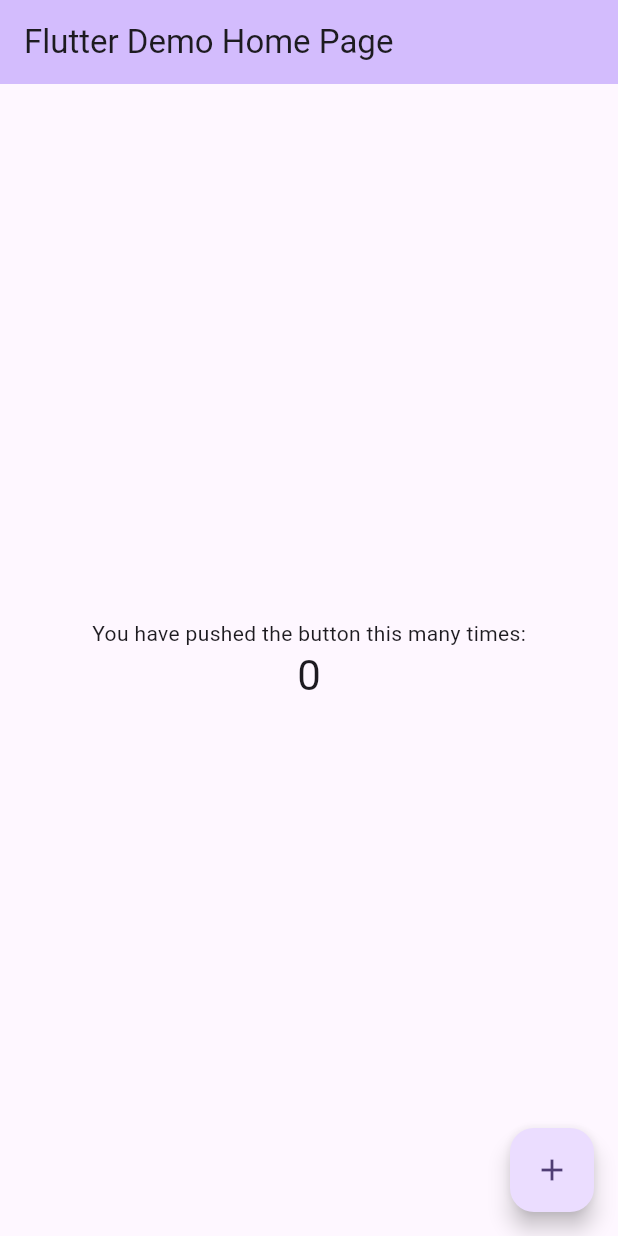
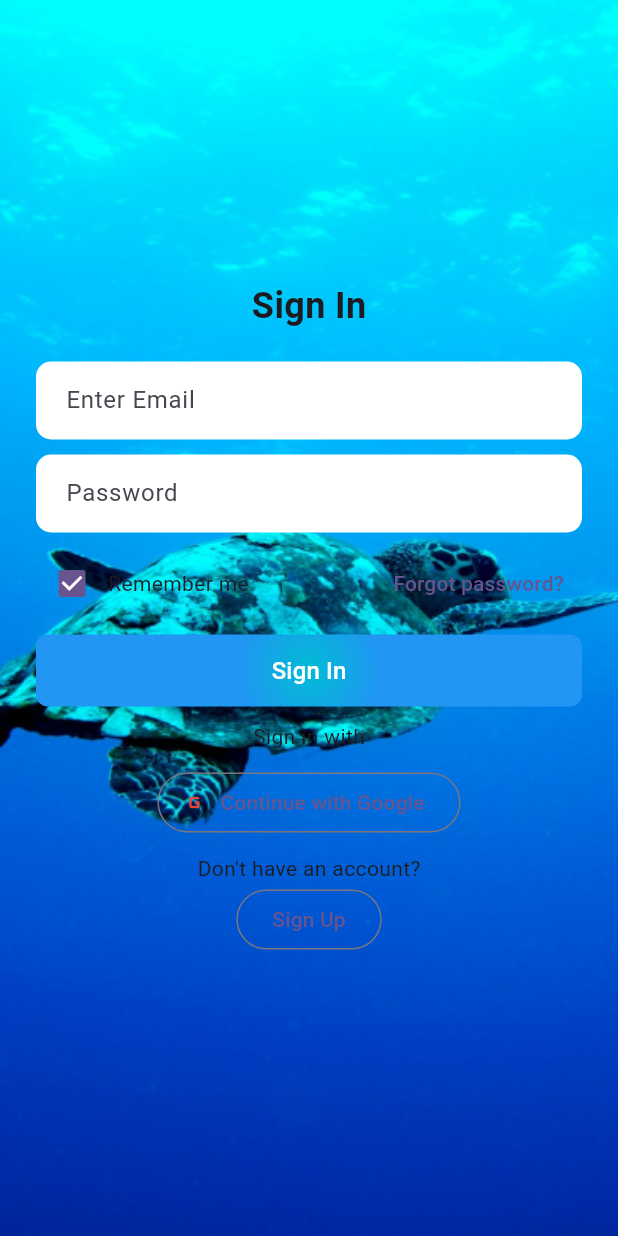
Before and after one commit to AvindiObeyesekere/login_flutter, a Flutter app: the screen it shows after launch, on a phone screen of 412 x 824 dp. Run offline on Flutter 3.47's test engine with Material 3 defaults, Android fonts, the phone set to English and light mode, and no system bars.

Commit message:
dependency change , screen develop start

```diff
--- a/lib/main.dart
+++ b/lib/main.dart
@@ -1,4 +1,5 @@
 import 'package:flutter/material.dart';
+import './pages/login_screen.dart';
 
 void main() {
   runApp(const MyApp());
@@ -7,119 +8,15 @@ void main() {
 class MyApp extends StatelessWidget {
   const MyApp({super.key});
 
-  // This widget is the root of your application.
   @override
   Widget build(BuildContext context) {
     return MaterialApp(
       title: 'Flutter Demo',
       theme: ThemeData(
-        // This is the theme of your application.
-        //
-        // TRY THIS: Try running your application with "flutter run". You'll see
-        // the application has a purple toolbar. Then, without quitting the app,
-        // try changing the seedColor in the colorScheme below to Colors.green
-        // and then invoke "hot reload" (save your changes or press the "hot
-        // reload" button in a Flutter-supported IDE, or press "r" if you used
-        // the command line to start the app).
-        //
-        // Notice that the counter didn't reset back to zero; the application
-        // state is not lost during the reload. To reset the state, use hot
-        // restart instead.
-        //
-        // This works for code too, not just values: Most code changes can be
-        // tested with just a hot reload.
         colorScheme: ColorScheme.fromSeed(seedColor: Colors.deepPurple),
         useMaterial3: true,
       ),
-      home: const MyHomePage(title: 'Flutter Demo Home Page'),
+      home: LoginScreen(), // Load LoginScreen first
     );
   }
 }
-
-class MyHomePage extends StatefulWidget {
-  const MyHomePage({super.key, required this.title});
-
-  // This widget is the home page of your application. It is stateful, meaning
-  // that it has a State object (defined below) that contains fields that affect
-  // how it looks.
-
-  // This class is the configuration for the state. It holds the values (in this
-  // case the title) provided by the parent (in this case the App widget) and
-  // used by the build method of the State. Fields in a Widget subclass are
-  // always marked "final".
-
-  final String title;
-
-  @override
-  State<MyHomePage> createState() => _MyHomePageState();
-}
-
-class _MyHomePageState extends State<MyHomePage> {
-  int _counter = 0;
-
-  void _incrementCounter() {
-    setState(() {
-      // This call to setState tells the Flutter framework that something has
-      // changed in this State, which causes it to rerun the build method below
-      // so that the display can reflect the updated values. If we changed
-      // _counter without calling setState(), then the build method would not be
-      // called again, and so nothing would appear to happen.
-      _counter++;
-    });
-  }
-
-  @override
-  Widget build(BuildContext context) {
-    // This method is rerun every time setState is called, for instance as done
-    // by the _incrementCounter method above.
-    //
-    // The Flutter framework has been optimized to make rerunning build methods
-    // fast, so that you can just rebuild anything that needs updating rather
-    // than having to individually change instances of widgets.
-    return Scaffold(
-      appBar: AppBar(
-        // TRY THIS: Try changing the color here to a specific color (to
-        // Colors.amber, perhaps?) and trigger a hot reload to see the AppBar
-        // change color while the other colors stay the same.
-        backgroundColor: Theme.of(context).colorScheme.inversePrimary,
-        // Here we take the value from the MyHomePage object that was created by
-        // the App.build method, and use it to set our appbar title.
-        title: Text(widget.title),
-      ),
-      body: Center(
-        // Center is a layout widget. It takes a single child and positions it
-        // in the middle of the parent.
-        child: Column(
-          // Column is also a layout widget. It takes a list of children and
-          // arranges them vertically. By default, it sizes itself to fit its
-          // children horizontally, and tries to be as tall as its parent.
-          //
-          // Column has various properties to control how it sizes itself and
-          // how it positions its children. Here we use mainAxisAlignment to
-          // center the children vertically; the main axis here is the vertical
-          // axis because Columns are vertical (the cross axis would be
-          // horizontal).
-          //
-          // TRY THIS: Invoke "debug painting" (choose the "Toggle Debug Paint"
-          // action in the IDE, or press "p" in the console), to see the
-          // wireframe for each widget.
-          mainAxisAlignment: MainAxisAlignment.center,
-          children: <Widget>[
-            const Text(
-              'You have pushed the button this many times:',
-            ),
-            Text(
-              '$_counter',
-              style: Theme.of(context).textTheme.headlineMedium,
-            ),
-          ],
-        ),
-      ),
-      floatingActionButton: FloatingActionButton(
-        onPressed: _incrementCounter,
-        tooltip: 'Increment',
-        child: const Icon(Icons.add),
-      ), // This trailing comma makes auto-formatting nicer for build methods.
-    );
-  }
-}
--- /dev/null
+++ b/lib/pages/gradient_button.dart
@@ -0,0 +1,32 @@
+import 'package:flutter/material.dart';
+
+class GradientButton extends StatelessWidget {
+  final String text;
+  final VoidCallback onPressed;
+
+  GradientButton({required this.text, required this.onPressed});
+
+  @override
+  Widget build(BuildContext context) {
+    return Container(
+      width: double.infinity,
+      decoration: BoxDecoration(
+        gradient: RadialGradient(
+          center: Alignment.center,
+          radius: 1.0,
+          colors: [Colors.cyan, Colors.blue],
+        ),
+        borderRadius: BorderRadius.circular(8),
+      ),
+      child: ElevatedButton(
+        onPressed: onPressed,
+        style: ElevatedButton.styleFrom(
+          backgroundColor: Colors.transparent, // Use backgroundColor instead of primary
+          shadowColor: Colors.transparent,
+          padding: EdgeInsets.symmetric(vertical: 12),
+        ),
+        child: Text(text, style: TextStyle(fontSize: 16, color: Colors.white)),
+      ),
+    );
+  }
+}
--- /dev/null
+++ b/lib/pages/login_screen.dart
@@ -0,0 +1,99 @@
+import 'package:flutter/material.dart';
+import 'gradient_button.dart';
+import 'signup_screen.dart';
+
+class LoginScreen extends StatelessWidget {
+  @override
+  Widget build(BuildContext context) {
+    return Scaffold(
+      body: Container(
+        width: double.infinity,
+        decoration: BoxDecoration(
+          image: DecorationImage(
+            image: AssetImage('assets/background.png'), // Change as needed
+            fit: BoxFit.cover,
+          ),
+        ),
+        child: Center(
+          child: SingleChildScrollView(
+            child: Padding(
+              padding: const EdgeInsets.symmetric(horizontal: 24.0),
+              child: Column(
+                mainAxisSize: MainAxisSize.min,
+                children: [
+                  Text("Sign In",
+                      style:
+                          TextStyle(fontSize: 24, fontWeight: FontWeight.bold)),
+                  SizedBox(height: 20),
+                  TextField(
+                    decoration: InputDecoration(
+                      hintText: "Enter Email",
+                      filled: true,
+                      fillColor: Colors
+                          .white, // Makes the field background solid white
+                      border: OutlineInputBorder(
+                        borderRadius:
+                            BorderRadius.circular(10), // Rounded corners
+                        borderSide: BorderSide.none, // No outer border
+                      ),
+                      contentPadding: EdgeInsets.symmetric(
+                          vertical: 14, horizontal: 16), // Padding inside field
+                    ),
+                  ),
+                  SizedBox(height: 10),
+                  TextField(
+                    decoration: InputDecoration(
+                      labelText: "Password",
+                      filled: true,
+                      fillColor: Colors
+                          .white, // Makes the field background solid white
+                      border: OutlineInputBorder(
+                        borderRadius:
+                            BorderRadius.circular(10), // Rounded corners
+                        borderSide: BorderSide.none, // No outer border
+                      ),
+                      contentPadding: EdgeInsets.symmetric(
+                          vertical: 14, horizontal: 16), // Padding inside field
+                    ),
+                    obscureText: true, // Hides text input
+                  ),
+                  SizedBox(height: 10),
+                  Row(
+                    children: [
+                      Checkbox(value: true, onChanged: (value) {}),
+                      Text("Remember me"),
+                      Spacer(),
+                      TextButton(
+                          onPressed: () {}, child: Text("Forgot password?"))
+                    ],
+                  ),
+                  SizedBox(height: 10),
+                  GradientButton(text: "Sign In", onPressed: () {}),
+                  SizedBox(height: 10),
+                  Text("Sign in with"),
+                  SizedBox(height: 10),
+                  OutlinedButton.icon(
+                    onPressed: () {},
+                    icon: Icon(Icons.g_mobiledata, color: Colors.red),
+                    label: Text("Continue with Google"),
+                  ),
+                  SizedBox(height: 10),
+                  Text("Don't have an account?"),
+                  OutlinedButton(
+                    onPressed: () {
+                      Navigator.push(
+                        context,
+                        MaterialPageRoute(builder: (context) => SignUpScreen()),
+                      );
+                    },
+                    child: Text("Sign Up"),
+                  ),
+                ],
+              ),
+            ),
+          ),
+        ),
+      ),
+    );
+  }
+}
--- a/pubspec.yaml
+++ b/pubspec.yaml
@@ -63,7 +63,11 @@ flutter:
   uses-material-design: true
 
   # To add assets to your application, add an assets section, like this:
-  # assets:
+
+  assets:
+    - assets/background.png
+
+
   #   - images/a_dot_burr.jpeg
   #   - images/a_dot_ham.jpeg
 
```
Also changed, not shown: lib/pages/signup_screen.dart (added, +66 -0 lines), assets/background.png (added).
